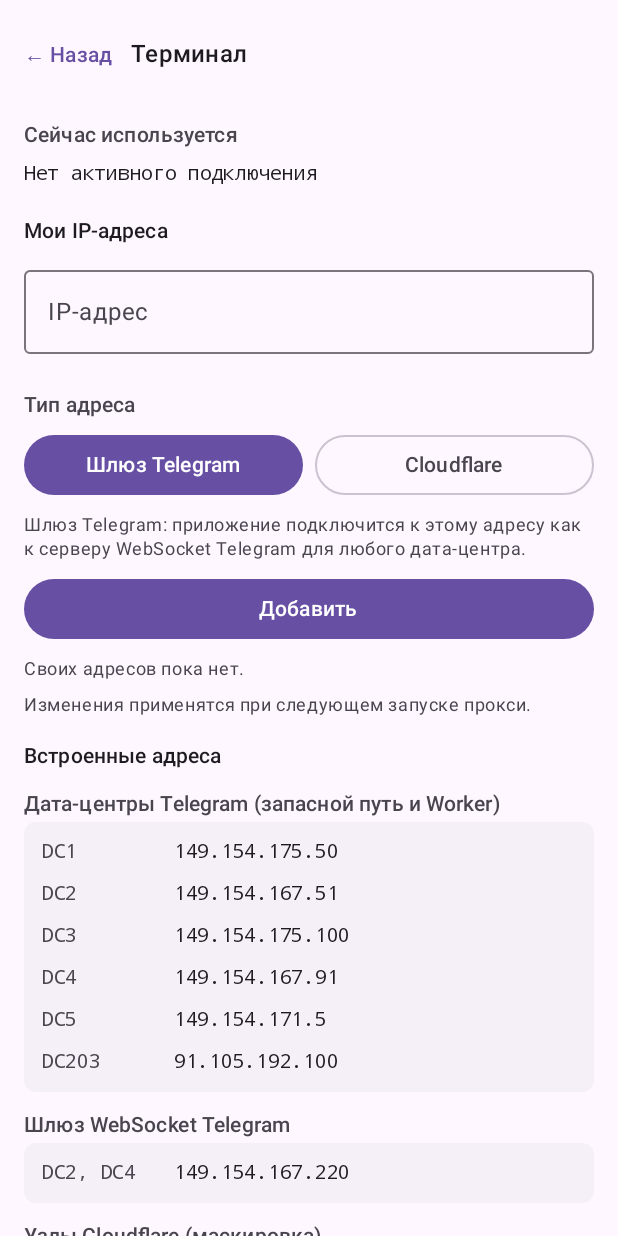
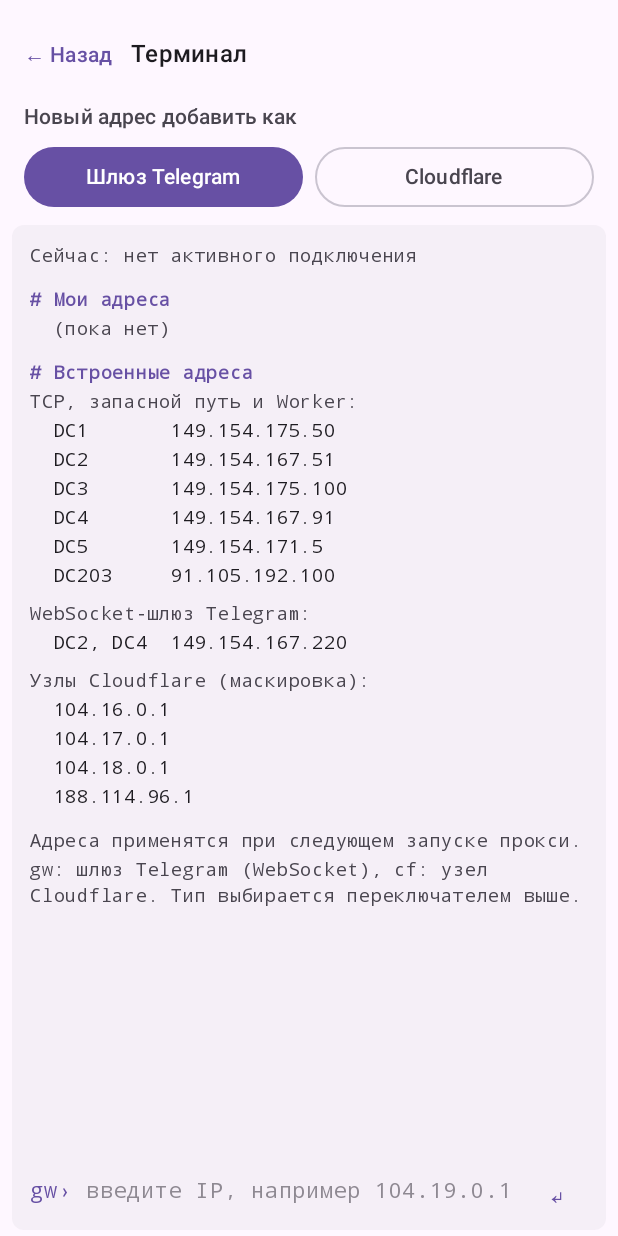
Before and after one commit to Njambo/TgWsProxy-for-phone, an Android app built with Jetpack Compose: the screen it shows after launch (MainActivity), after a tap on "Терминал", on a phone screen of 412 x 824 dp. Run offline under Robolectric (Android 15) with nearby library versions, the phone set to English and light mode, and no system bars; pictures from the network do not load.

Commit message:
Терминал: поле как у журнала, ввод IP в строке

```diff
--- a/android/app/src/main/java/org/tgwsproxy/mobile/MainActivity.kt
+++ b/android/app/src/main/java/org/tgwsproxy/mobile/MainActivity.kt
@@ -109,6 +109,11 @@ import org.tgwsproxy.mobile.core.TelegramDc
 import org.tgwsproxy.mobile.core.encodeCustomIps
 import org.tgwsproxy.mobile.core.ipError
 import org.tgwsproxy.mobile.core.parseCustomIps
+import androidx.compose.foundation.text.BasicTextField
+import androidx.compose.foundation.text.KeyboardActions
+import androidx.compose.ui.graphics.SolidColor
+import androidx.compose.ui.text.TextStyle
+import androidx.compose.ui.text.input.ImeAction
 import org.tgwsproxy.mobile.core.RouteProbe
 import org.tgwsproxy.mobile.core.parseDomains
 import java.util.Locale
@@ -1050,6 +1055,25 @@ private fun SettingsScreen(
 }
 
 @Composable
+private fun TermLine(
+    text: String,
+    modifier: Modifier = Modifier,
+    color: Color = MaterialTheme.colorScheme.onSurfaceVariant,
+    bold: Boolean = false,
+) {
+    Text(
+        text,
+        modifier = modifier,
+        fontFamily = FontFamily.Monospace,
+        fontSize = 12.sp,
+        lineHeight = 17.sp,
+        fontWeight = if (bold) FontWeight.Bold else FontWeight.Normal,
+        color = color
+    )
+}
+
+/** Терминал: поле как у журнала; своё IP вводится прямо в нижней строке поля. */
+@Composable
 private fun TerminalScreen(
     route: String?,
     running: Boolean,
@@ -1060,7 +1084,23 @@ private fun TerminalScreen(
 ) {
     var input by remember { mutableStateOf("") }
     var kind by remember { mutableStateOf(IpKind.Gateway) }
-    var error by remember { mutableStateOf<String?>(null) }
+    var note by remember { mutableStateOf<Pair<String, Boolean>?>(null) }
+
+    fun submit() {
+        val text = input.trim()
+        if (text.isEmpty()) return
+        val problem = onAdd(text, kind)
+        if (problem == null) {
+            val kindName = if (kind == IpKind.Gateway) "шлюз Telegram" else "Cloudflare"
+            note = "+ добавлен $text ($kindName)" to false
+            input = ""
+        } else {
+            note = "! $problem" to true
+        }
+    }
+
+    val primary = MaterialTheme.colorScheme.primary
+    val dim = MaterialTheme.colorScheme.onSurfaceVariant
 
     Column(modifier = Modifier.fillMaxSize()) {
         Row(
@@ -1083,49 +1123,9 @@ private fun TerminalScreen(
             )
         }
 
-        Column(
-            modifier = Modifier
-                .fillMaxSize()
-                .verticalScroll(rememberScrollState())
-                .padding(16.dp),
-            verticalArrangement = Arrangement.spacedBy(16.dp)
-        ) {
-            Column(verticalArrangement = Arrangement.spacedBy(4.dp)) {
-                Text(
-                    "Сейчас используется",
-                    style = MaterialTheme.typography.labelLarge,
-                    color = MaterialTheme.colorScheme.onSurfaceVariant
-                )
-                Text(
-                    route ?: "Нет активного подключения",
-                    fontFamily = FontFamily.Monospace,
-                    fontSize = 13.sp
-                )
-            }
-
-            Column(verticalArrangement = Arrangement.spacedBy(8.dp)) {
-                Text(
-                    "Мои IP-адреса",
-                    style = MaterialTheme.typography.titleSmall,
-                    fontWeight = FontWeight.SemiBold,
-                    modifier = Modifier.semantics { heading() }
-                )
-                OutlinedTextField(
-                    value = input,
-                    onValueChange = { value ->
-                        input = value.filter { it.isDigit() || it == '.' }.take(15)
-                        error = null
-                    },
-                    label = { Text("IP-адрес") },
-                    placeholder = { Text("например 104.19.0.1") },
-                    singleLine = true,
-                    isError = error != null,
-                    supportingText = { error?.let { Text(it) } },
-                    keyboardOptions = KeyboardOptions(keyboardType = KeyboardType.Decimal),
-                    modifier = Modifier.fillMaxWidth()
-                )
+        Box(modifier = Modifier.padding(horizontal = 16.dp, vertical = 4.dp)) {
             OptionSelector(
-                    title = "Тип адреса",
+                title = "Новый адрес добавить как",
                 options = listOf(
                     IpKind.Gateway to "Шлюз Telegram",
                     IpKind.Cloudflare to "Cloudflare",
@@ -1133,135 +1133,162 @@ private fun TerminalScreen(
                 current = kind,
                 onChange = { kind = it },
             )
-                Text(
-                    if (kind == IpKind.Gateway) {
-                        "Шлюз Telegram: приложение подключится к этому адресу как к серверу " +
-                            "WebSocket Telegram для любого дата-центра."
-                    } else {
-                        "Cloudflare: приложение пойдёт через этот узел по маскировочным " +
-                            "доменам, как через встроенные узлы Cloudflare."
-                    },
-                    style = MaterialTheme.typography.bodySmall,
-                    color = MaterialTheme.colorScheme.onSurfaceVariant
-                )
-                Button(
-                    onClick = {
-                        val problem = onAdd(input, kind)
-                        if (problem == null) {
-                            input = ""
-                            error = null
-                        } else {
-                            error = problem
-                        }
-                    },
-                    modifier = Modifier.fillMaxWidth()
-                ) {
-                    Text("Добавить")
-                }
-
-                if (customIps.isEmpty()) {
-                    Text(
-                        "Своих адресов пока нет.",
-                        style = MaterialTheme.typography.bodySmall,
-                        color = MaterialTheme.colorScheme.onSurfaceVariant
-                    )
-                }
-                customIps.forEach { item ->
-                    Row(
-                        modifier = Modifier
+        }
+
+        // Поле терминала: тот же вид, что у журнала подключений.
+        Column(
+            modifier = Modifier
+                .weight(1f)
                 .fillMaxWidth()
+                .padding(horizontal = 8.dp, vertical = 4.dp)
                 .clip(RoundedCornerShape(8.dp))
                 .background(MaterialTheme.colorScheme.surfaceVariant.copy(alpha = 0.4f))
-                            .padding(start = 12.dp, top = 2.dp, bottom = 2.dp, end = 4.dp),
-                        verticalAlignment = Alignment.CenterVertically
         ) {
             Column(
                 modifier = Modifier
                     .weight(1f)
-                                .semantics(mergeDescendants = true) { }
-                        ) {
-                            Text(item.ip, fontFamily = FontFamily.Monospace, fontSize = 14.sp)
-                            Text(
-                                if (item.kind == IpKind.Gateway) "Шлюз Telegram" else "Cloudflare",
-                                style = MaterialTheme.typography.bodySmall,
-                                color = MaterialTheme.colorScheme.onSurfaceVariant
-                            )
-                        }
+                    .fillMaxWidth()
+                    .verticalScroll(rememberScrollState())
+                    .padding(12.dp),
+                verticalArrangement = Arrangement.spacedBy(2.dp)
+            ) {
+                TermLine("Сейчас: ${route ?: "нет активного подключения"}")
+                Spacer(Modifier.height(8.dp))
+
+                TermLine(
+                    "# Мои адреса",
+                    color = primary,
+                    bold = true,
+                    modifier = Modifier.semantics { heading() }
+                )
+                if (customIps.isEmpty()) {
+                    TermLine("  (пока нет)")
+                }
+                customIps.forEach { item ->
+                    Row(verticalAlignment = Alignment.CenterVertically) {
+                        TermLine(
+                            "  ${if (item.kind == IpKind.Gateway) "gw" else "cf"}  ${item.ip}",
+                            modifier = Modifier
+                                .weight(1f)
+                                .semantics {
+                                    contentDescription = "${item.ip}, " +
+                                        if (item.kind == IpKind.Gateway) "шлюз Telegram" else "Cloudflare"
+                                },
+                            color = MaterialTheme.colorScheme.onSurface
+                        )
                         TextButton(
                             onClick = { onRemove(item) },
+                            contentPadding = PaddingValues(horizontal = 12.dp, vertical = 0.dp),
                             modifier = Modifier.semantics { contentDescription = "Удалить ${item.ip}" }
-                        ) { Text("Удалить", modifier = Modifier.clearAndSetSemantics { }) }
-                    }
-                }
-                Text(
+                        ) {
+                            Text("✕", fontFamily = FontFamily.Monospace, modifier = Modifier.clearAndSetSemantics { })
+                        }
+                    }
+                }
+                Spacer(Modifier.height(8.dp))
+
+                TermLine(
+                    "# Встроенные адреса",
+                    color = primary,
+                    bold = true,
+                    modifier = Modifier.semantics { heading() }
+                )
+                SelectionContainer {
+                    Column(verticalArrangement = Arrangement.spacedBy(2.dp)) {
+                        TermLine("TCP, запасной путь и Worker:")
+                        TelegramDc.tcp.entries.sortedBy { it.key }.forEach { (dc, ip) ->
+                            TermLine("  ${"DC$dc".padEnd(10)}$ip", color = MaterialTheme.colorScheme.onSurface)
+                        }
+                        Spacer(Modifier.height(4.dp))
+                        TermLine("WebSocket-шлюз Telegram:")
+                        TelegramDc.wsRedirect.entries.groupBy({ it.value }, { it.key }).forEach { (ip, dcs) ->
+                            val label = "DC${dcs.sorted().joinToString(", DC")}"
+                            TermLine("  ${label.padEnd(10)}$ip", color = MaterialTheme.colorScheme.onSurface)
+                        }
+                        Spacer(Modifier.height(4.dp))
+                        TermLine("Узлы Cloudflare (маскировка):")
+                        CLOUDFLARE_ANYCAST.forEach { ip ->
+                            TermLine("  $ip", color = MaterialTheme.colorScheme.onSurface)
+                        }
+                    }
+                }
+                Spacer(Modifier.height(8.dp))
+
+                TermLine(
                     if (running) {
-                        "Прокси запущен: чтобы изменения заработали, остановите его и запустите снова."
+                        "Прокси запущен: чтобы адреса заработали, остановите его и запустите снова."
                     } else {
-                        "Изменения применятся при следующем запуске прокси."
+                        "Адреса применятся при следующем запуске прокси."
+                    }
+                )
+                TermLine(
+                    "gw: шлюз Telegram (WebSocket), cf: узел Cloudflare. Тип выбирается переключателем выше."
+                )
+                note?.let { (text, isError) ->
+                    Spacer(Modifier.height(4.dp))
+                    TermLine(
+                        text,
+                        color = if (isError) MaterialTheme.colorScheme.error else primary,
+                        modifier = Modifier.semantics { liveRegion = LiveRegionMode.Polite }
+                    )
+                }
+            }
+
+            // Строка ввода внизу поля, как приглашение терминала.
+            Row(
+                modifier = Modifier
+                    .fillMaxWidth()
+                    .padding(start = 12.dp, end = 4.dp, top = 2.dp, bottom = 2.dp),
+                verticalAlignment = Alignment.CenterVertically
+            ) {
+                Text(
+                    if (kind == IpKind.Gateway) "gw› " else "cf› ",
+                    fontFamily = FontFamily.Monospace,
+                    fontSize = 14.sp,
+                    color = primary,
+                    modifier = Modifier.clearAndSetSemantics { }
+                )
+                BasicTextField(
+                    value = input,
+                    onValueChange = { value ->
+                        input = value.filter { it.isDigit() || it == '.' }.take(15)
+                        note = null
                     },
-                    style = MaterialTheme.typography.bodySmall,
-                    color = MaterialTheme.colorScheme.onSurfaceVariant
-                )
-            }
-
-            Column(verticalArrangement = Arrangement.spacedBy(12.dp)) {
-                Text(
-                    "Встроенные адреса",
-                    style = MaterialTheme.typography.titleSmall,
-                    fontWeight = FontWeight.SemiBold,
-                    modifier = Modifier.semantics { heading() }
-                )
-                SelectionContainer {
-                    Column(verticalArrangement = Arrangement.spacedBy(12.dp)) {
-                        AddressGroup(
-                            "Дата-центры Telegram (запасной путь и Worker)",
-                            TelegramDc.tcp.entries.sortedBy { it.key }.map { "DC${it.key}" to it.value }
-                        )
-                        AddressGroup(
-                            "Шлюз WebSocket Telegram",
-                            TelegramDc.wsRedirect.entries.groupBy({ it.value }, { it.key }).map { (ip, dcs) ->
-                                "DC${dcs.sorted().joinToString(", DC")}" to ip
-                            }
-                        )
-                        AddressGroup(
-                            "Узлы Cloudflare (маскировка)",
-                            CLOUDFLARE_ANYCAST.map { "" to it }
-                        )
-                    }
-                }
-            }
-        }
-    }
-}
-
-@Composable
-private fun AddressGroup(title: String, rows: List<Pair<String, String>>) {
-    Column(verticalArrangement = Arrangement.spacedBy(2.dp)) {
-        Text(
-            title,
-            style = MaterialTheme.typography.labelLarge,
-            color = MaterialTheme.colorScheme.onSurfaceVariant
-        )
-        Column(
-            modifier = Modifier
-                .fillMaxWidth()
-                .clip(RoundedCornerShape(8.dp))
-                .background(MaterialTheme.colorScheme.surfaceVariant.copy(alpha = 0.4f))
-                .padding(horizontal = 12.dp, vertical = 8.dp),
-            verticalArrangement = Arrangement.spacedBy(4.dp)
-        ) {
-            rows.forEach { (label, ip) ->
-                Row(modifier = Modifier.semantics(mergeDescendants = true) { }) {
-                    if (label.isNotEmpty()) {
-                        Text(
-                            label,
+                    singleLine = true,
+                    textStyle = TextStyle(
                         fontFamily = FontFamily.Monospace,
-                            fontSize = 13.sp,
-                            color = MaterialTheme.colorScheme.onSurfaceVariant,
-                            modifier = Modifier.width(88.dp)
-                        )
-                    }
-                    Text(ip, fontFamily = FontFamily.Monospace, fontSize = 13.sp)
+                        fontSize = 14.sp,
+                        color = MaterialTheme.colorScheme.onSurface
+                    ),
+                    cursorBrush = SolidColor(primary),
+                    keyboardOptions = KeyboardOptions(
+                        keyboardType = KeyboardType.Decimal,
+                        imeAction = ImeAction.Done
+                    ),
+                    keyboardActions = KeyboardActions(onDone = { submit() }),
+                    modifier = Modifier
+                        .weight(1f)
+                        .semantics { contentDescription = "Строка ввода IP-адреса" },
+                    decorationBox = { inner ->
+                        Box(contentAlignment = Alignment.CenterStart) {
+                            if (input.isEmpty()) {
+                                Text(
+                                    "введите IP, например 104.19.0.1",
+                                    fontFamily = FontFamily.Monospace,
+                                    fontSize = 14.sp,
+                                    color = dim.copy(alpha = 0.6f),
+                                    modifier = Modifier.clearAndSetSemantics { }
+                                )
+                            }
+                            inner()
+                        }
+                    }
+                )
+                TextButton(
+                    onClick = { submit() },
+                    modifier = Modifier.semantics { contentDescription = "Добавить адрес" }
+                ) {
+                    Text("↵", fontSize = 20.sp, modifier = Modifier.clearAndSetSemantics { })
                 }
             }
         }
```
Lines whose indentation alone changed are shown as unchanged.
